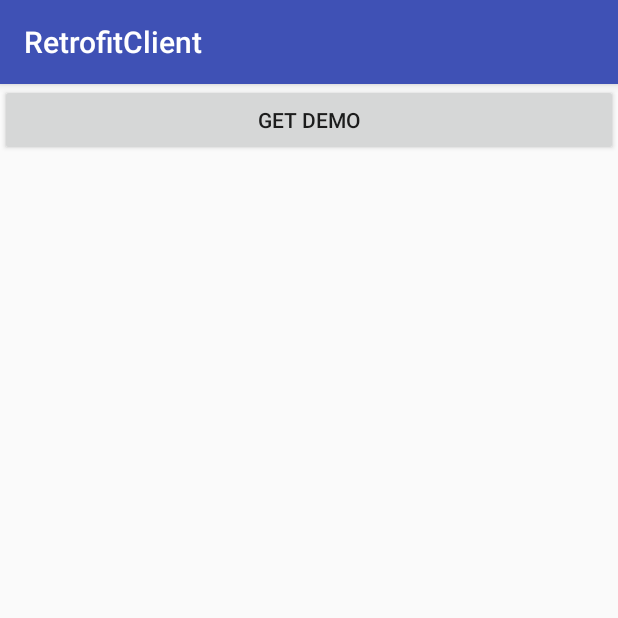
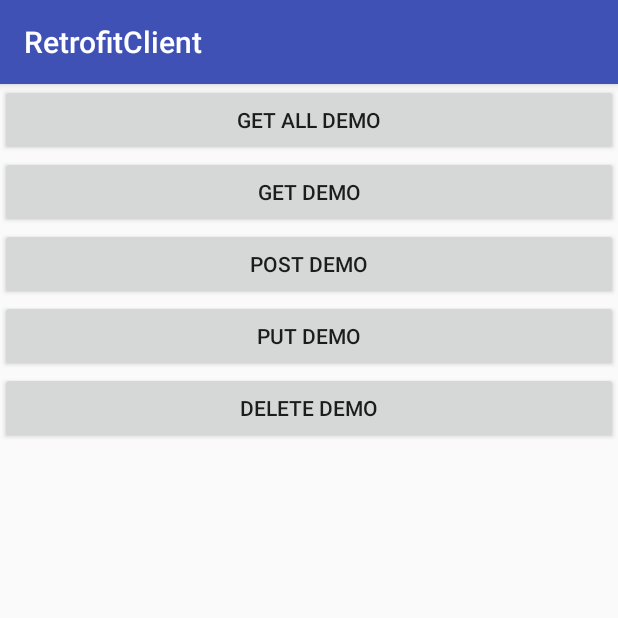
Before and after one commit to AotY/RetrofitDemo-client, an Android app: the screen it shows after launch (MainActivity), after a tap on "GET DEMO", on a phone screen of 412 x 824 dp, the top half of it. Run offline under Robolectric (Android 15) with nearby library versions, the phone set to English and light mode, and no system bars; our stand-ins replace data binding.

Commit message:
modify bus

```diff
--- a/app/build.gradle
+++ b/app/build.gradle
@@ -32,6 +32,7 @@ dependencies {
 
 //    implementation 'com.squareup.retrofit2:retrofit:2.3.0'
     implementation 'com.squareup.retrofit2:converter-gson:2.3.0'
+//    implementation 'com.squareup.retrofit2:converter-jackson:2.3.0'
 
 
 
--- a/app/src/main/java/com/xjtu/retrofitclient/MainActivity.java
+++ b/app/src/main/java/com/xjtu/retrofitclient/MainActivity.java
@@ -11,7 +11,6 @@ import com.xjtu.retrofitclient.common.CommonResponse;
 import com.xjtu.retrofitclient.databinding.ActivityMainBinding;
 import com.xjtu.retrofitclient.service.UserService;
 
-import java.io.IOException;
 import java.util.List;
 
 import retrofit2.Call;
@@ -22,7 +21,12 @@ import retrofit2.converter.gson.GsonConverterFactory;
 
 public class MainActivity extends AppCompatActivity {
 
+
+    public static final String BASE_URL = "http://192.168.1.103:8877/";
+
     private ActivityMainBinding mainBinding;
+
+    private UserService userService;
 
     @Override
     protected void onCreate(Bundle savedInstanceState) {
@@ -30,28 +34,29 @@ public class MainActivity extends AppCompatActivity {
 //        setContentView(R.layout.activity_main);
         mainBinding = DataBindingUtil.setContentView(this, R.layout.activity_main);
 
+        initRetrofit();
         initView();
+    }
+
+    private void initRetrofit() {
+        //
+
+        Retrofit userRetrofit = new Retrofit.Builder()
+                .baseUrl(BASE_URL)
+                .addConverterFactory(GsonConverterFactory.create())
+//                .addCallAdapterFactory() //Add a call adapter factory for supporting service method return types other than {@link
+                .build();
+
+        userService = userRetrofit.create(UserService.class);
     }
 
 
     private void initView() {
-        mainBinding.btnGet.setOnClickListener(new View.OnClickListener() {
+
+        // get all
+        mainBinding.btnGetAll.setOnClickListener(new View.OnClickListener() {
             @Override
             public void onClick(View v) {
-                //
-                Retrofit userRetrofit = new Retrofit.Builder()
-                        .baseUrl("http://192.168.1.103:8877/")
-                        .addConverterFactory(GsonConverterFactory.create())
-                        .build();
-
-                UserService userService = userRetrofit.create(UserService.class);
-
-//                try {
-//                    Response<CommonResponse<List<User>>> commonResponse = userService.getUsers().execute();
-//                    Log.d("MainActivity", "commonResponse -------------->" + commonResponse.body());
-//                } catch (IOException e) {
-//                    e.printStackTrace();
-//                }
                 userService.getUsers().enqueue(new Callback<CommonResponse<List<User>>>() {
                     @Override
                     public void onResponse(Call<CommonResponse<List<User>>> call, Response<CommonResponse<List<User>>> response) {
@@ -64,22 +69,93 @@ public class MainActivity extends AppCompatActivity {
                         Log.d("MainActivity", "Throwable -------------->" + t.getMessage());
                     }
                 });
+            }
+        });
 
-//                Call<CommonResponse<List<User>>> commonResponseCall = userService.getUsers();
-//                Log.d("MainActivity", "commonResponseCall -------------->" + commonResponseCall);
-//
-//                commonResponseCall.enqueue(new Callback<CommonResponse<List<User>>>() {
-//                    @Override
-//                    public void onResponse(Call<CommonResponse<List<User>>> call, Response<CommonResponse<List<User>>> response) {
-//                        Log.d("MainActivity", "commonResponse -------------->" + response.body());
-//                    }
-//
-//                    @Override
-//                    public void onFailure(Call<CommonResponse<List<User>>> call, Throwable t) {
-//
-//                    }
-//                });
+        // get one
+        mainBinding.btnGet.setOnClickListener(new View.OnClickListener() {
+            @Override
+            public void onClick(View v) {
+                Integer id = 1;
+                userService.getUserById(id).enqueue(new Callback<CommonResponse>() {
+                    @Override
+                    public void onResponse(Call<CommonResponse> call, Response<CommonResponse> response) {
+                        Log.d("MainActivity", "response -------------->" + response.body());
+                        mainBinding.setResponse(response.body().toString());
+                    }
 
+                    @Override
+                    public void onFailure(Call<CommonResponse> call, Throwable t) {
+
+                    }
+                });
+
+            }
+        });
+
+
+        // post
+        mainBinding.btnPost.setOnClickListener(new View.OnClickListener() {
+            @Override
+            public void onClick(View v) {
+                User user = new User("无法长大", 30);
+//                RequestBody requestBody = RequestBody.cre
+
+                userService.addUser(user.getName(), user.getAge()).enqueue(new Callback<CommonResponse>() {
+                    @Override
+                    public void onResponse(Call<CommonResponse> call, Response<CommonResponse> response) {
+                        Log.d("MainActivity", "response -------------->" + response.body());
+                        mainBinding.setResponse(response.body().toString());
+                    }
+
+                    @Override
+                    public void onFailure(Call<CommonResponse> call, Throwable t) {
+
+                    }
+                });
+            }
+        });
+
+
+        // put
+        mainBinding.btnPut.setOnClickListener(new View.OnClickListener() {
+            @Override
+            public void onClick(View v) {
+                User user = new User(1, "无法长大。", 31);
+                userService.updateUser(user.getId(), user.getName(), user.getAge()).enqueue(new Callback<CommonResponse<User>>() {
+                    @Override
+                    public void onResponse(Call<CommonResponse<User>> call, Response<CommonResponse<User>> response) {
+                        Log.d("MainActivity", "response -------------->" + response.body());
+                        mainBinding.setResponse(response.body().toString());
+                    }
+
+                    @Override
+                    public void onFailure(Call<CommonResponse<User>> call, Throwable t) {
+
+                    }
+                });
+            }
+        });
+
+
+        //delete
+
+        mainBinding.btnDelete.setOnClickListener(new View.OnClickListener() {
+            @Override
+            public void onClick(View v) {
+                Integer id = 1;
+                userService.deleteUser(id).enqueue(new Callback<CommonResponse>() {
+                    @Override
+                    public void onResponse(Call<CommonResponse> call, Response<CommonResponse> response) {
+                        Log.d("MainActivity", "response -------------->" + response.body());
+                        mainBinding.setResponse(response.body().toString());
+                    }
+
+                    @Override
+                    public void onFailure(Call<CommonResponse> call, Throwable t) {
+
+                    }
+                });
             }
         });
 
--- a/app/src/main/java/com/xjtu/retrofitclient/service/UserService.java
+++ b/app/src/main/java/com/xjtu/retrofitclient/service/UserService.java
@@ -6,7 +6,13 @@ import com.xjtu.retrofitclient.common.CommonResponse;
 import java.util.List;
 
 import retrofit2.Call;
+import retrofit2.http.Body;
+import retrofit2.http.DELETE;
+import retrofit2.http.Field;
+import retrofit2.http.FormUrlEncoded;
 import retrofit2.http.GET;
+import retrofit2.http.POST;
+import retrofit2.http.PUT;
 import retrofit2.http.Path;
 
 /**
@@ -17,4 +23,19 @@ public interface UserService {
     @GET("user/list")
     Call<CommonResponse<List<User>>> getUsers(); //@Path("user") String user @Field
 
+    @GET("user/{id}")
+    Call<CommonResponse> getUserById(@Path("id") Integer id);
+
+    @FormUrlEncoded
+    @POST("user/add")
+//    Call<CommonResponse> addUser(@Body User user);
+    Call<CommonResponse> addUser(@Field("name") String name, @Field("age") Integer age);
+
+    @FormUrlEncoded
+    @PUT("user/update")
+//    Call<CommonResponse<User>> updateUser(@Body User user);
+    Call<CommonResponse<User>> updateUser(@Field("id") Integer id, @Field("name") String name, @Field("age") Integer age);
+
+    @DELETE("user/delete/{id}")
+    Call<CommonResponse> deleteUser(@Path("id") Integer id);
 }
--- a/app/src/main/res/layout/activity_main.xml
+++ b/app/src/main/res/layout/activity_main.xml
@@ -18,10 +18,36 @@
         tools:context="com.xjtu.retrofitclient.MainActivity">
 
         <Button
+            android:id="@+id/btn_get_all"
+            android:layout_width="match_parent"
+            android:layout_height="wrap_content"
+            android:text="GET ALL DEMO" />
+
+        <Button
             android:id="@+id/btn_get"
             android:layout_width="match_parent"
             android:layout_height="wrap_content"
             android:text="GET DEMO" />
+
+        <Button
+            android:id="@+id/btn_post"
+            android:layout_width="match_parent"
+            android:layout_height="wrap_content"
+            android:text="POST DEMO" />
+
+
+        <Button
+            android:id="@+id/btn_put"
+            android:layout_width="match_parent"
+            android:layout_height="wrap_content"
+            android:text="PUT DEMO" />
+
+
+        <Button
+            android:id="@+id/btn_delete"
+            android:layout_width="match_parent"
+            android:layout_height="wrap_content"
+            android:text="DELETE DEMO" />
 
         <TextView
             android:id="@+id/tv_response"
```
Also changed, not shown: app/src/main/java/com/xjtu/retrofitclient/bean/User.java (+23 -7 lines), app/src/main/java/com/xjtu/retrofitclient/common/CommonResponse.java (+5 -2 lines).
